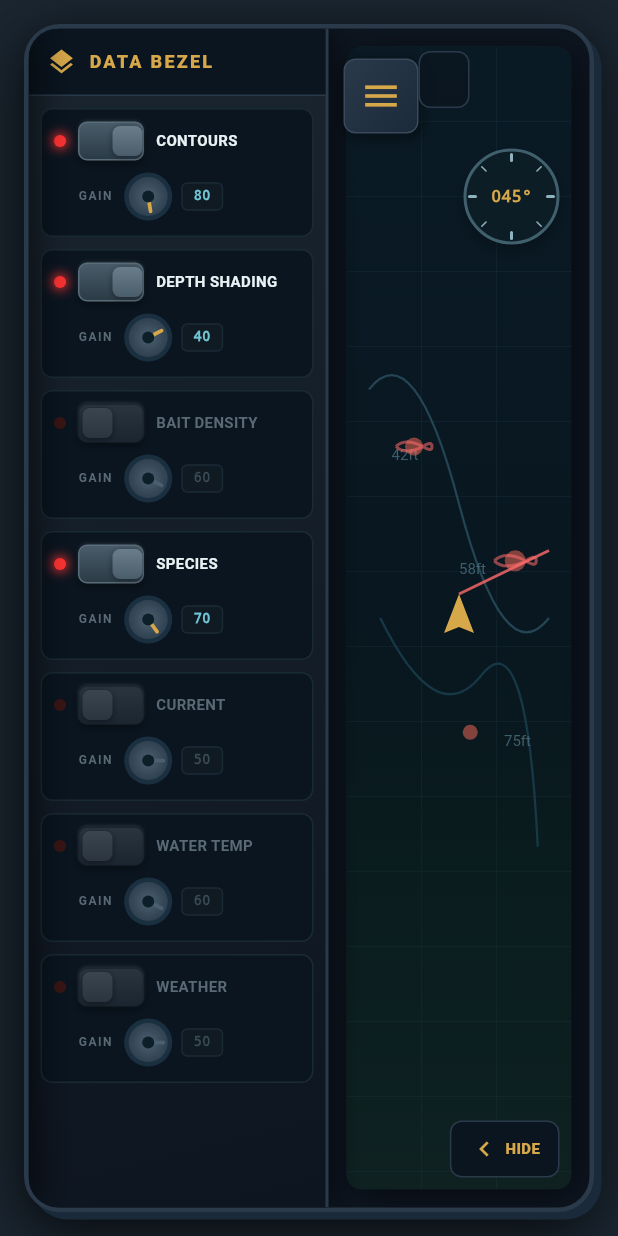
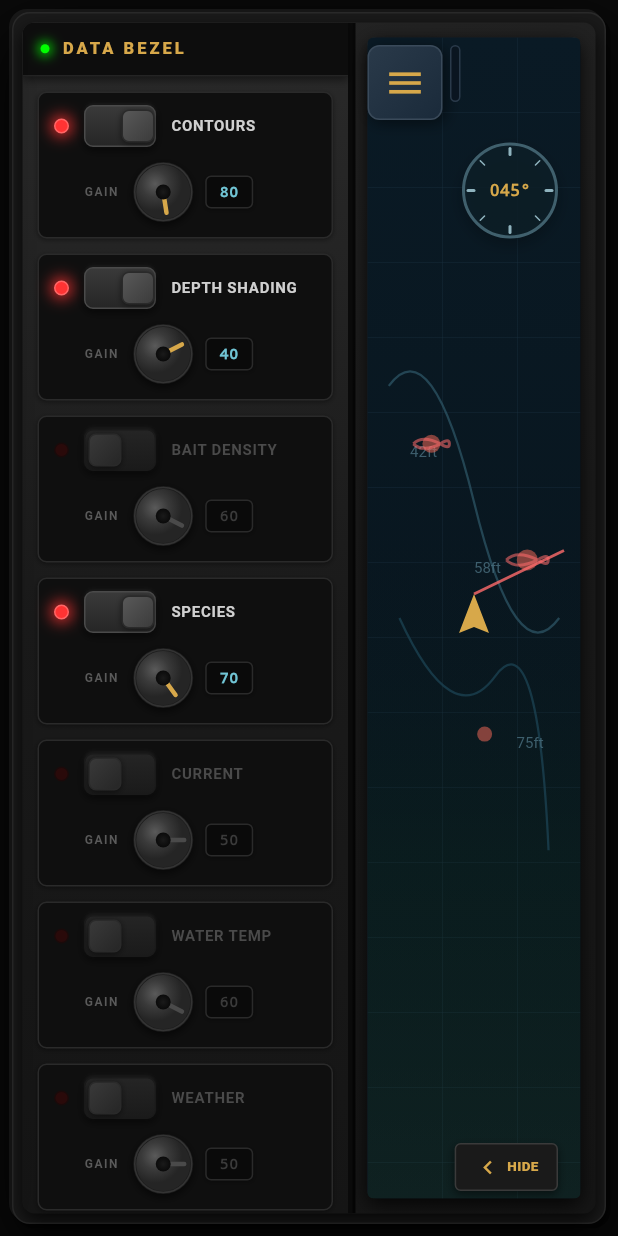
Before and after one commit to CapAhabb/Lake-Command-In-Depth, a Flutter app: the screen it shows after launch, after a tap on "HIDE", after a tap on "SHOW", on a phone screen of 412 x 824 dp. Run offline on Flutter 3.47's test engine with Material 3 defaults, Android fonts, the phone set to English and light mode, and no system bars.

Commit message:
Realistic plastic housing: thick black bezel, depth shadows, bigger knobs, inset screen

```diff
--- a/starter_app/lib/chart_plotter_screen.dart
+++ b/starter_app/lib/chart_plotter_screen.dart
@@ -50,34 +50,21 @@ class _ChartPlotterScreenState extends State<ChartPlotterScreen> {
   @override
   Widget build(BuildContext context) {
     return Scaffold(
-      backgroundColor: const Color(0xFF1A2530),
+      backgroundColor: const Color(0xFF0A0A0A),
       body: Center(
         child: Container(
-          margin: const EdgeInsets.all(16),
-          decoration: BoxDecoration(
-            color: const Color(0xFF0D1520),
-            borderRadius: BorderRadius.circular(24),
-            border: Border.all(color: const Color(0xFF2A3A4A), width: 3),
-            boxShadow: [
-              BoxShadow(
-                color: Colors.black.withValues(alpha: 0.8),
-                blurRadius: 30,
-                offset: const Offset(0, 10),
-              ),
-              BoxShadow(
-                color: const Color(0xFF1A2A3A),
-                blurRadius: 0,
-                offset: const Offset(5, 5),
-              ),
-            ],
-          ),
+          margin: const EdgeInsets.all(8),
+          child: Stack(
+            children: [
+              // Outer plastic housing (thick black bezel)
+              _PlasticHousing(
                 child: ClipRRect(
-            borderRadius: BorderRadius.circular(20),
+                  borderRadius: BorderRadius.circular(8),
                   child: Stack(
                     children: [
                       // Main chart with overlays
                       Positioned(
-                  left: dataBezelVisible ? 200 : 0,
+                        left: dataBezelVisible ? 220 : 0,
                         right: 0,
                         top: 0,
                         bottom: 0,
@@ -88,7 +75,7 @@ class _ChartPlotterScreenState extends State<ChartPlotterScreen> {
                       AnimatedPositioned(
                         duration: const Duration(milliseconds: 300),
                         curve: Curves.easeInOut,
-                  left: dataBezelVisible ? 0 : -200,
+                        left: dataBezelVisible ? 0 : -220,
                         top: 0,
                         bottom: 0,
                         child: _DataBezelPanel(
@@ -110,7 +97,7 @@ class _ChartPlotterScreenState extends State<ChartPlotterScreen> {
                       AnimatedPositioned(
                         duration: const Duration(milliseconds: 300),
                         curve: Curves.easeInOut,
-                  left: toolboxVisible ? 0 : -280,
+                        left: toolboxVisible ? 0 : -300,
                         top: 0,
                         bottom: 0,
                         child: _ToolboxMenu(
@@ -124,8 +111,8 @@ class _ChartPlotterScreenState extends State<ChartPlotterScreen> {
 
                       // Menu button to toggle toolbox
                       Positioned(
-                  left: dataBezelVisible ? 210 : 10,
-                  top: 20,
+                        left: dataBezelVisible ? 230 : 15,
+                        top: 15,
                         child: _MenuButton(
                           onTap: () {
                             setState(() {
@@ -138,22 +125,22 @@ class _ChartPlotterScreenState extends State<ChartPlotterScreen> {
                       // Top info bar
                       Positioned(
                         top: 15,
-                  left: dataBezelVisible ? 260 : 60,
-                  right: 80,
+                        left: dataBezelVisible ? 285 : 75,
+                        right: 90,
                         child: const _TopInfoBar(),
                       ),
 
                       // Compass
                       Positioned(
-                  right: 20,
+                        right: 25,
                         top: 80,
                         child: const _CompassWidget(),
                       ),
 
                       // Toggle data bezel button
                       Positioned(
-                  right: 20,
-                  bottom: 20,
+                        right: 25,
+                        bottom: 15,
                         child: GestureDetector(
                           onTap: () {
                             setState(() {
@@ -161,11 +148,18 @@ class _ChartPlotterScreenState extends State<ChartPlotterScreen> {
                             });
                           },
                           child: Container(
-                      padding: const EdgeInsets.symmetric(horizontal: 12, vertical: 8),
+                            padding: const EdgeInsets.symmetric(horizontal: 12, vertical: 6),
                             decoration: BoxDecoration(
-                        color: const Color(0xFF0A1520),
-                        borderRadius: BorderRadius.circular(8),
-                        border: Border.all(color: const Color(0xFF2A3A4A)),
+                              color: const Color(0xFF1A1A1A),
+                              borderRadius: BorderRadius.circular(4),
+                              border: Border.all(color: const Color(0xFF3A3A3A)),
+                              boxShadow: [
+                                BoxShadow(
+                                  color: Colors.black.withValues(alpha: 0.5),
+                                  blurRadius: 4,
+                                  offset: const Offset(0, 2),
+                                ),
+                              ],
                             ),
                             child: Row(
                               mainAxisSize: MainAxisSize.min,
@@ -173,14 +167,14 @@ class _ChartPlotterScreenState extends State<ChartPlotterScreen> {
                                 Icon(
                                   dataBezelVisible ? Icons.chevron_left : Icons.chevron_right,
                                   color: const Color(0xFFD7A84A),
-                            size: 20,
+                                  size: 18,
                                 ),
                                 const SizedBox(width: 4),
                                 Text(
                                   dataBezelVisible ? 'HIDE' : 'SHOW',
                                   style: const TextStyle(
                                     color: Color(0xFFD7A84A),
-                              fontSize: 10,
+                                    fontSize: 9,
                                     fontWeight: FontWeight.w800,
                                   ),
                                 ),
@@ -192,6 +186,74 @@ class _ChartPlotterScreenState extends State<ChartPlotterScreen> {
                     ],
                   ),
                 ),
+              ),
+            ],
+          ),
+        ),
+      ),
+    );
+  }
+}
+
+// Plastic housing widget with realistic depth
+class _PlasticHousing extends StatelessWidget {
+  final Widget child;
+  const _PlasticHousing({required this.child});
+
+  @override
+  Widget build(BuildContext context) {
+    return Container(
+      decoration: BoxDecoration(
+        color: const Color(0xFF1A1A1A),
+        borderRadius: BorderRadius.circular(12),
+        border: Border.all(color: const Color(0xFF2A2A2A), width: 1),
+        boxShadow: [
+          // Deep shadow for 3D depth
+          BoxShadow(
+            color: Colors.black.withValues(alpha: 0.9),
+            blurRadius: 40,
+            offset: const Offset(0, 15),
+            spreadRadius: 5,
+          ),
+          // Inner bevel highlight (top-left)
+          BoxShadow(
+            color: const Color(0xFF3A3A3A).withValues(alpha: 0.3),
+            blurRadius: 0,
+            offset: const Offset(-2, -2),
+          ),
+          // Inner bevel shadow (bottom-right)
+          BoxShadow(
+            color: Colors.black.withValues(alpha: 0.5),
+            blurRadius: 0,
+            offset: const Offset(3, 3),
+          ),
+        ],
+      ),
+      child: Container(
+        margin: const EdgeInsets.all(6),
+        decoration: BoxDecoration(
+          borderRadius: BorderRadius.circular(8),
+          gradient: const LinearGradient(
+            begin: Alignment.topLeft,
+            end: Alignment.bottomRight,
+            colors: [
+              Color(0xFF252525),
+              Color(0xFF1A1A1A),
+              Color(0xFF151515),
+            ],
+          ),
+          boxShadow: [
+            // Inner screen inset shadow
+            BoxShadow(
+              color: Colors.black.withValues(alpha: 0.8),
+              blurRadius: 10,
+              offset: const Offset(0, 5),
+            ),
+          ],
+        ),
+        child: ClipRRect(
+          borderRadius: BorderRadius.circular(6),
+          child: child,
         ),
       ),
     );
@@ -219,42 +281,72 @@ class _DataBezelPanel extends StatelessWidget {
   @override
   Widget build(BuildContext context) {
     return Container(
-      width: 200,
+      width: 220,
       decoration: BoxDecoration(
         gradient: const LinearGradient(
-          begin: Alignment.topLeft,
-          end: Alignment.bottomRight,
-          colors: [Color(0xFF1A2530), Color(0xFF0D1520)],
+          begin: Alignment.topCenter,
+          end: Alignment.bottomCenter,
+          colors: [Color(0xFF2A2A2A), Color(0xFF1A1A1A), Color(0xFF151515)],
         ),
-        border: const Border(right: BorderSide(color: Color(0xFF2A3A4A), width: 2)),
+        border: const Border(right: BorderSide(color: Color(0xFF0A0A0A), width: 3)),
         boxShadow: [
-          BoxShadow(color: Colors.black.withValues(alpha: 0.5), blurRadius: 15, offset: const Offset(3, 0)),
+          // Inset shadow for recessed panel look
+          BoxShadow(
+            color: Colors.black.withValues(alpha: 0.8),
+            blurRadius: 0,
+            offset: const Offset(2, 0),
+          ),
         ],
       ),
       child: Column(
         children: [
-          // Header
+          // Header - dark recessed area
           Container(
-            padding: const EdgeInsets.all(12),
-            decoration: const BoxDecoration(
-              color: Color(0xFF0A1520),
-              border: Border(bottom: BorderSide(color: Color(0xFF2A3A4A))),
+            padding: const EdgeInsets.symmetric(horizontal: 12, vertical: 10),
+            decoration: BoxDecoration(
+              color: const Color(0xFF0D0D0D),
+              border: Border(
+                bottom: BorderSide(color: const Color(0xFF3A3A3A).withValues(alpha: 0.5), width: 1),
               ),
-            child: const Row(
+              boxShadow: [
+                BoxShadow(
+                  color: Colors.black.withValues(alpha: 0.5),
+                  blurRadius: 4,
+                  offset: const Offset(0, 2),
+                ),
+              ],
+            ),
+            child: Row(
               children: [
-                Icon(Icons.layers, color: Color(0xFFD7A84A), size: 20),
-                SizedBox(width: 8),
-                Text('DATA BEZEL',
-                  style: TextStyle(color: Color(0xFFD7A84A), fontSize: 12, fontWeight: FontWeight.w800, letterSpacing: 1.5),
+                Container(
+                  width: 6,
+                  height: 6,
+                  decoration: BoxDecoration(
+                    color: const Color(0xFF00FF00),
+                    shape: BoxShape.circle,
+                    boxShadow: [
+                      BoxShadow(
+                        color: const Color(0xFF00FF00).withValues(alpha: 0.8),
+                        blurRadius: 6,
+                        spreadRadius: 2,
+                      ),
+                    ],
+                  ),
+                ),
+                const SizedBox(width: 8),
+                const Expanded(
+                  child: Text('DATA BEZEL',
+                    style: TextStyle(color: Color(0xFFD7A84A), fontSize: 11, fontWeight: FontWeight.w800, letterSpacing: 2),
+                  ),
                 ),
               ],
             ),
           ),
 
-          // Layer controls
+          // Layer controls with more spacing
           Expanded(
             child: ListView(
-              padding: const EdgeInsets.all(8),
+              padding: const EdgeInsets.all(10),
               children: layerControls.entries.map((entry) {
                 return _LayerControlRow(
                   name: entry.key,
@@ -287,12 +379,19 @@ class _LayerControlRow extends StatelessWidget {
   @override
   Widget build(BuildContext context) {
     return Container(
-      margin: const EdgeInsets.only(bottom: 8),
-      padding: const EdgeInsets.all(8),
+      margin: const EdgeInsets.only(bottom: 10),
+      padding: const EdgeInsets.symmetric(horizontal: 10, vertical: 8),
       decoration: BoxDecoration(
-        color: const Color(0xFF0A1520),
-        borderRadius: BorderRadius.circular(8),
-        border: Border.all(color: const Color(0xFF1A2A35)),
+        color: const Color(0xFF0F0F0F),
+        borderRadius: BorderRadius.circular(6),
+        border: Border.all(color: const Color(0xFF2A2A2A), width: 1),
+        boxShadow: [
+          BoxShadow(
+            color: Colors.black.withValues(alpha: 0.4),
+            blurRadius: 2,
+            offset: const Offset(0, 1),
+          ),
+        ],
       ),
       child: Column(
         crossAxisAlignment: CrossAxisAlignment.start,
@@ -300,42 +399,52 @@ class _LayerControlRow extends StatelessWidget {
           // Toggle + LED row
           Row(
             children: [
-              // LED indicator
+              // LED indicator (bigger, more realistic)
               Container(
-                width: 8,
-                height: 8,
+                width: 10,
+                height: 10,
                 decoration: BoxDecoration(
-                  color: control.enabled ? const Color(0xFFFF3333) : const Color(0xFF3A1515),
-                  borderRadius: BorderRadius.circular(4),
+                  color: control.enabled ? const Color(0xFFFF3333) : const Color(0xFF2A0A0A),
+                  shape: BoxShape.circle,
+                  border: Border.all(
+                    color: control.enabled ? const Color(0xFFFF6666) : const Color(0xFF1A0A0A),
+                    width: 1,
+                  ),
                   boxShadow: control.enabled
-                      ? const [BoxShadow(color: Color(0xFFFF3333), blurRadius: 6, spreadRadius: 1)]
+                      ? [
+                          BoxShadow(
+                            color: const Color(0xFFFF3333).withValues(alpha: 0.9),
+                            blurRadius: 8,
+                            spreadRadius: 2,
+                          ),
+                        ]
                       : null,
                 ),
               ),
-              const SizedBox(width: 8),
+              const SizedBox(width: 10),
 
-              // Toggle switch (rectangular, soft rubber look)
+              // Toggle switch (bigger, more realistic)
               GestureDetector(
                 onTap: () => onToggle(!control.enabled),
                 child: Container(
-                  width: 44,
-                  height: 26,
+                  width: 48,
+                  height: 28,
                   decoration: BoxDecoration(
                     gradient: LinearGradient(
                       begin: Alignment.topCenter,
                       end: Alignment.bottomCenter,
                       colors: control.enabled
-                          ? [const Color(0xFF4A5D6A), const Color(0xFF2A3A45)]
-                          : [const Color(0xFF2A3540), const Color(0xFF1A2530)],
+                          ? [const Color(0xFF3A3A3A), const Color(0xFF252525)]
+                          : [const Color(0xFF252525), const Color(0xFF1A1A1A)],
                     ),
                     borderRadius: BorderRadius.circular(6),
                     border: Border.all(
-                      color: control.enabled ? const Color(0xFF5A6D7A) : const Color(0xFF1A2530),
+                      color: control.enabled ? const Color(0xFF4A4A4A) : const Color(0xFF1A1A1A),
                       width: 1,
                     ),
                     boxShadow: [
-                      BoxShadow(color: Colors.black.withValues(alpha: 0.4), blurRadius: 4, offset: const Offset(0, 2)),
-                      BoxShadow(color: Colors.white.withValues(alpha: 0.1), blurRadius: 1, offset: const Offset(0, -1)),
+                      BoxShadow(color: Colors.black.withValues(alpha: 0.6), blurRadius: 4, offset: const Offset(0, 2)),
+                      BoxShadow(color: Colors.white.withValues(alpha: 0.05), blurRadius: 1, offset: const Offset(0, -1)),
                     ],
                   ),
                   child: Stack(
@@ -343,22 +452,23 @@ class _LayerControlRow extends StatelessWidget {
                       AnimatedPositioned(
                         duration: const Duration(milliseconds: 150),
                         curve: Curves.easeInOut,
-                        left: control.enabled ? 22 : 2,
+                        left: control.enabled ? 24 : 2,
                         top: 2,
                         child: Container(
-                          width: 20,
-                          height: 20,
+                          width: 22,
+                          height: 22,
                           decoration: BoxDecoration(
                             gradient: LinearGradient(
-                              begin: Alignment.topCenter,
-                              end: Alignment.bottomCenter,
+                              begin: Alignment.topLeft,
+                              end: Alignment.bottomRight,
                               colors: control.enabled
-                                  ? [const Color(0xFF6A7D8A), const Color(0xFF4A5D6A)]
-                                  : [const Color(0xFF3A4550), const Color(0xFF2A3540)],
+                                  ? [const Color(0xFF5A5A5A), const Color(0xFF3A3A3A)]
+                                  : [const Color(0xFF3A3A3A), const Color(0xFF252525)],
                             ),
                             borderRadius: BorderRadius.circular(5),
+                            border: Border.all(color: const Color(0xFF2A2A2A), width: 1),
                             boxShadow: [
-                              BoxShadow(color: Colors.black.withValues(alpha: 0.4), blurRadius: 3, offset: const Offset(0, 1)),
+                              BoxShadow(color: Colors.black.withValues(alpha: 0.5), blurRadius: 3, offset: const Offset(0, 1)),
                             ],
                           ),
                         ),
@@ -368,62 +478,66 @@ class _LayerControlRow extends StatelessWidget {
                 ),
               ),
 
-              const SizedBox(width: 8),
+              const SizedBox(width: 10),
 
               // Layer name
               Expanded(
                 child: Text(
                   name,
                   style: TextStyle(
-                    color: control.enabled ? const Color(0xFFE8F1F3) : const Color(0xFF5A6A75),
+                    color: control.enabled ? const Color(0xFFD0D0D0) : const Color(0xFF4A4A4A),
                     fontSize: 10,
                     fontWeight: FontWeight.w700,
+                    letterSpacing: 0.5,
                   ),
                 ),
               ),
             ],
           ),
 
-          const SizedBox(height: 6),
+          const SizedBox(height: 8),
 
-          // GAIN label + knob
+          // GAIN label + knob (bigger)
           Row(
             children: [
-              const SizedBox(width: 16),
+              const SizedBox(width: 20),
               const Text('GAIN',
-                style: TextStyle(color: Color(0xFF5A6A75), fontSize: 8, fontWeight: FontWeight.w600, letterSpacing: 1),
+                style: TextStyle(color: Color(0xFF5A5A5A), fontSize: 8, fontWeight: FontWeight.w600, letterSpacing: 1),
               ),
-              const SizedBox(width: 6),
+              const SizedBox(width: 8),
 
-              // Rotary knob (slightly bigger)
+              // Rotary knob (bigger - 44x44)
               GestureDetector(
                 onPanUpdate: (details) {
-                  final change = -details.delta.dy * 0.008;
+                  final change = -details.delta.dy * 0.006;
                   final newGain = (control.gain + change).clamp(0.0, 1.0);
                   onGainChanged(newGain);
                 },
                 child: _RotaryKnob(value: control.gain, enabled: control.enabled),
               ),
 
-              const SizedBox(width: 4),
+              const SizedBox(width: 6),
 
               // Value display
               Container(
-                width: 28,
-                padding: const EdgeInsets.symmetric(vertical: 2),
+                width: 32,
+                padding: const EdgeInsets.symmetric(vertical: 3),
                 decoration: BoxDecoration(
-                  color: const Color(0xFF0F1A22),
+                  color: const Color(0xFF0A0A0A),
                   borderRadius: BorderRadius.circular(4),
-                  border: Border.all(color: const Color(0xFF1A2A35)),
+                  border: Border.all(color: const Color(0xFF2A2A2A)),
+                  boxShadow: [
+                    BoxShadow(color: Colors.black.withValues(alpha: 0.3), blurRadius: 2, offset: const Offset(0, 1)),
+                  ],
                 ),
                 child: Text(
                   '${(control.gain * 100).round()}',
                   textAlign: TextAlign.center,
                   style: TextStyle(
-                    color: control.enabled ? const Color(0xFF70C4D4) : const Color(0xFF3A4A55),
-                    fontSize: 9,
+                    color: control.enabled ? const Color(0xFF70C4D4) : const Color(0xFF3A3A3A),
+                    fontSize: 10,
                     fontFamily: 'monospace',
-                    fontWeight: FontWeight.w600,
+                    fontWeight: FontWeight.w700,
                   ),
                 ),
               ),
@@ -444,8 +558,8 @@ class _RotaryKnob extends StatelessWidget {
   @override
   Widget build(BuildContext context) {
     return SizedBox(
-      width: 36,
-      height: 36,
+      width: 44,
+      height: 44,
       child: CustomPaint(
         painter: _KnobPainter(value: value, enabled: enabled),
       ),
@@ -462,42 +576,60 @@ class _KnobPainter extends CustomPainter {
   @override
   void paint(Canvas canvas, Size size) {
     final center = Offset(size.width / 2, size.height / 2);
-    final radius = size.width / 2 - 2;
+    final radius = size.width / 2;
 
-    // Outer ring
+    // Outer shadow
+    final shadowPaint = Paint()
+      ..color = Colors.black.withValues(alpha: 0.6)
+      ..maskFilter = const MaskFilter.blur(BlurStyle.normal, 3);
+    canvas.drawCircle(Offset(center.dx, center.dy + 2), radius - 2, shadowPaint);
+
+    // Outer ring (dark plastic base)
     final outerPaint = Paint()
-      ..color = const Color(0xFF1A3040)
-      ..style = PaintingStyle.fill;
-    canvas.drawCircle(center, radius, outerPaint);
+      ..shader = RadialGradient(
+        colors: [const Color(0xFF2A2A2A), const Color(0xFF1A1A1A)],
+      ).createShader(Rect.fromCircle(center: center, radius: radius));
+    canvas.drawCircle(center, radius - 2, outerPaint);
 
-    // Knob body gradient
+    // Knob body (metallic look)
     final bodyPaint = Paint()
       ..shader = RadialGradient(
+        center: const Alignment(-0.3, -0.3),
         colors: [
-          const Color(0xFF4A6070),
-          const Color(0xFF2A3A4A),
+          const Color(0xFF5A5A5A),
+          const Color(0xFF3A3A3A),
+          const Color(0xFF252525),
         ],
-      ).createShader(Rect.fromCircle(center: center, radius: radius));
-    canvas.drawCircle(center, radius - 3, bodyPaint);
+        stops: const [0.0, 0.5, 1.0],
+      ).createShader(Rect.fromCircle(center: center, radius: radius - 4));
+    canvas.drawCircle(center, radius - 4, bodyPaint);
 
     // Indicator line
     final angle = -math.pi * 0.75 + value * math.pi * 1.5;
     final indicatorEnd = Offset(
-      center.dx + (radius - 6) * math.cos(angle),
-      center.dy + (radius - 6) * math.sin(angle),
+      center.dx + (radius - 8) * math.cos(angle),
+      center.dy + (radius - 8) * math.sin(angle),
     );
 
     final indicatorPaint = Paint()
-      ..color = enabled ? const Color(0xFFD7A84A) : const Color(0xFF4A6070)
-      ..strokeWidth = 2.5
+      ..color = enabled ? const Color(0xFFD7A84A) : const Color(0xFF4A4A4A)
+      ..strokeWidth = 3
       ..strokeCap = StrokeCap.round;
     canvas.drawLine(center, indicatorEnd, indicatorPaint);
 
-    // Center dot
+    // Center dot (recessed look)
     final centerDotPaint = Paint()
-      ..color = const Color(0xFF0D1F28)
-      ..style = PaintingStyle.fill;
-    canvas.drawCircle(center, 4, centerDotPaint);
+      ..shader = RadialGradient(
+        colors: [const Color(0xFF1A1A1A), const Color(0xFF0A0A0A)],
+      ).createShader(Rect.fromCircle(center: center, radius: 5));
+    canvas.drawCircle(center, 5, centerDotPaint);
+
+    // Highlight ring
+    final highlightPaint = Paint()
+      ..color = Colors.white.withValues(alpha: 0.1)
+      ..style = PaintingStyle.stroke
+      ..strokeWidth = 1;
+    canvas.drawCircle(center, radius - 3, highlightPaint);
   }
 
   @override
@@ -514,20 +646,21 @@ class _ChartArea extends StatelessWidget {
   @override
   Widget build(BuildContext context) {
     return Container(
-      margin: const EdgeInsets.all(12),
+      margin: const EdgeInsets.all(10),
       decoration: BoxDecoration(
-        borderRadius: BorderRadius.circular(12),
-        gradient: const LinearGradient(
-          begin: Alignment.topLeft,
-          end: Alignment.bottomRight,
-          colors: [Color(0xFF0A1520), Color(0xFF07131A)],
+        borderRadius: BorderRadius.circular(6),
+        color: const Color(0xFF0A0F14),
+        boxShadow: [
+          // Inset shadow for screen depth
+          BoxShadow(
+            color: Colors.black.withValues(alpha: 0.8),
+            blurRadius: 10,
+            offset: const Offset(0, 4),
           ),
-        boxShadow: [
-          BoxShadow(color: Colors.black.withValues(alpha: 0.5), blurRadius: 20, offset: const Offset(5, 5)),
         ],
       ),
       child: ClipRRect(
-        borderRadius: BorderRadius.circular(10),
+        borderRadius: BorderRadius.circular(4),
         child: CustomPaint(
           painter: _ChartPainter(layerControls: layerControls),
           child: Container(),
```
Lines whose indentation alone changed are shown as unchanged.
